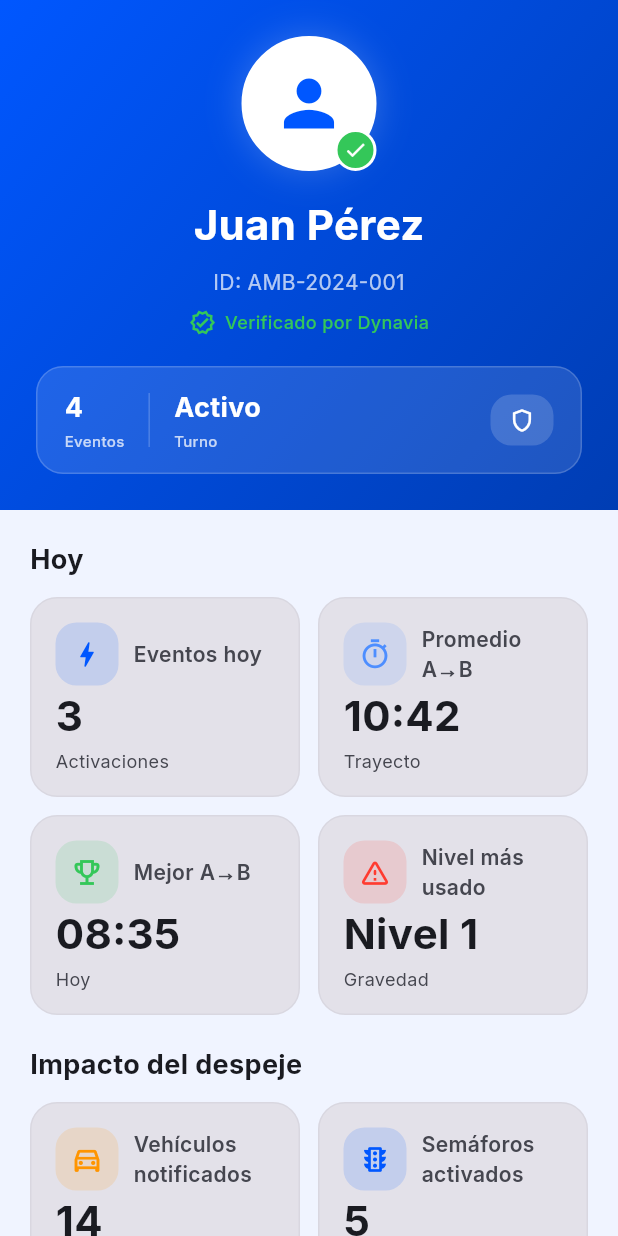
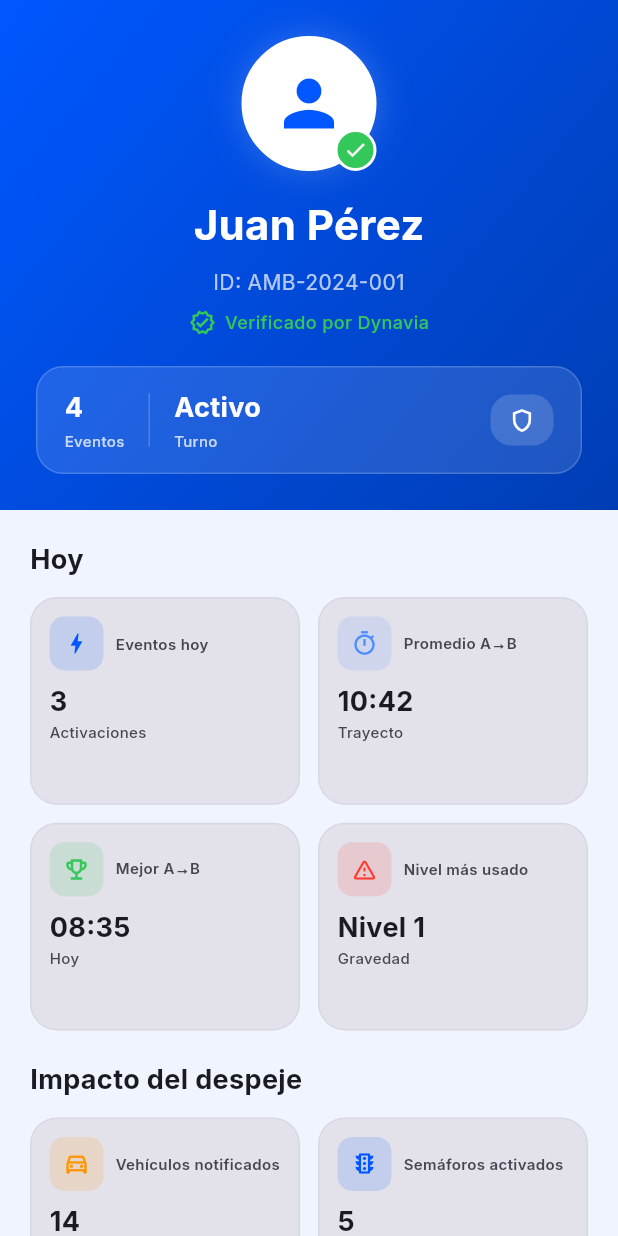
Before and after one commit to lauu2801r-dotcom/Dynavia-Frontend, a Flutter app: the DriverProfileScreen screen opened directly, on a phone screen of 412 x 824 dp. Run offline on Flutter 3.47's test engine with Material 3 defaults, Android fonts, the light colour scheme and no system bars; our stand-ins replace fl_chart, geolocator, google_fonts; network calls fail.

Commit message:
feed: actualización de las ips para que se pueda conectar desde el celu

```diff
--- a/lib/features/emergency/activate_emergency_screen.dart
+++ b/lib/features/emergency/activate_emergency_screen.dart
@@ -21,7 +21,7 @@ class _ActivateEmergencyScreenState extends State<ActivateEmergencyScreen>
   String? _eventId;
   String? _errorMessage;
 
-  static const String _baseUrl = 'http://10.0.2.2:3001';
+  static const String _baseUrl = 'http://186.146.84.78:3001';
 
   late AnimationController _stepController;
   late Animation<Offset> _slideAnimation;
--- a/lib/features/emergency/civilian_home_screen.dart
+++ b/lib/features/emergency/civilian_home_screen.dart
@@ -15,7 +15,7 @@ class CivilianHomeScreen extends StatefulWidget {
 
 class _CivilianHomeScreenState extends State<CivilianHomeScreen>
     with SingleTickerProviderStateMixin {
-  static const String _baseMetrics = 'http://10.0.2.2:3004';
+  static const String _baseMetrics = 'http://186.146.84.78:3004';
 
   bool _hasEmergencyNearby = false;
   int _emergencyLevel = 1;
--- a/lib/features/emergency/event_summary_screen.dart
+++ b/lib/features/emergency/event_summary_screen.dart
@@ -27,7 +27,7 @@ class _EventSummaryScreenState extends State<EventSummaryScreen>
     late Animation<double> _headerAnimation;
     late Animation<double> _metricsAnimation;
 
-    static const String _baseMetrics = 'http://10.0.2.2:3004';
+    static const String _baseMetrics = 'http://186.146.84.78:3004';
 
     // Datos reales del evento
     int _vehiclesNotified = 0;
--- a/lib/features/metrics/shift_metrics_screen.dart
+++ b/lib/features/metrics/shift_metrics_screen.dart
@@ -14,7 +14,7 @@ class ShiftMetricsScreen extends StatefulWidget {
 
 class _ShiftMetricsScreenState extends State<ShiftMetricsScreen>
     with SingleTickerProviderStateMixin {
-  static const String _baseMetrics = 'http://10.0.2.2:3004';
+  static const String _baseMetrics = 'http://186.146.84.78:3004';
 
   late AnimationController _controller;
   late Animation<double> _animation;
--- a/lib/features/profile/driver_profile_screen.dart
+++ b/lib/features/profile/driver_profile_screen.dart
@@ -202,6 +202,7 @@ class DriverProfileScreen extends StatelessWidget {
   }
 
   Widget _buildProfileContent(BuildContext context) {
+    final scheme = Theme.of(context).colorScheme;
     return Padding(
       padding: const EdgeInsets.all(20),
       child: Column(
@@ -323,7 +324,7 @@ class DriverProfileScreen extends StatelessWidget {
             crossAxisCount: 2,
             mainAxisSpacing: 12,
             crossAxisSpacing: 12,
-            childAspectRatio: 1.35,
+            childAspectRatio: 1.3,
             children: [
               _MetricTile(
                 title: 'Eventos hoy',
@@ -364,7 +365,7 @@ class DriverProfileScreen extends StatelessWidget {
             crossAxisCount: 2,
             mainAxisSpacing: 12,
             crossAxisSpacing: 12,
-            childAspectRatio: 1.6,
+            childAspectRatio: 1.3,
             children: [
               _MetricTile(
                 title: 'Vehículos notificados',
@@ -400,28 +401,24 @@ class DriverProfileScreen extends StatelessWidget {
           _buildSectionTitle(context, 'Calidad del sistema'),
           const SizedBox(height: 10),
           Wrap(
-            spacing: 10,
-            runSpacing: 10,
+            spacing: 12,
+            runSpacing: 12,
             children: [
-              _StatusChip(
-                label: 'GPS $gpsRate',
-                icon: Icons.gps_fixed_rounded,
-                color: AppColors.emergency3,
+              SizedBox(
+                width: (MediaQuery.of(context).size.width - 52) / 2,
+                child: _MetricTile(title: 'Eventos hoy', value: '$eventsToday', subtitle: 'Activaciones', icon: Icons.bolt_rounded, color: AppColors.primary),
               ),
-              _StatusChip(
-                label: 'Latencia $avgLatency',
-                icon: Icons.network_check_rounded,
-                color: AppColors.primary,
+              SizedBox(
+                width: (MediaQuery.of(context).size.width - 52) / 2,
+                child: _MetricTile(title: 'Promedio A→B', value: avgAB, subtitle: 'Trayecto', icon: Icons.timer_outlined, color: AppColors.primaryLight),
               ),
-              _StatusChip(
-                label: 'Turno activo',
-                icon: Icons.check_circle_outline,
-                color: AppColors.emergency3,
+              SizedBox(
+                width: (MediaQuery.of(context).size.width - 52) / 2,
+                child: _MetricTile(title: 'Mejor A→B', value: bestAB, subtitle: 'Hoy', icon: Icons.emoji_events_outlined, color: AppColors.emergency3),
               ),
-              _StatusChip(
-                label: 'Zonas: Usaquén y Barrios Unidos',
-                icon: Icons.location_on_outlined,
-                color: AppColors.emergency2,
+              SizedBox(
+                width: (MediaQuery.of(context).size.width - 52) / 2,
+                child: _MetricTile(title: 'Nivel más usado', value: 'Nivel $mostUsedLevel', subtitle: 'Gravedad', icon: Icons.warning_amber_rounded, color: AppColors.getEmergencyColor(mostUsedLevel)),
               ),
             ],
           ),
@@ -708,7 +705,7 @@ class _MetricTile extends StatelessWidget {
       container: true,
       label: '$title: $value',
       child: Container(
-        padding: const EdgeInsets.all(16),
+        padding: const EdgeInsets.all(12),
         decoration: BoxDecoration(
           color: scheme.surfaceContainerHighest,
           borderRadius: BorderRadius.circular(18),
@@ -716,23 +713,24 @@ class _MetricTile extends StatelessWidget {
         ),
         child: Column(
           crossAxisAlignment: CrossAxisAlignment.start,
+          mainAxisSize: MainAxisSize.min,
           children: [
             Row(
               children: [
                 Container(
-                  width: 42,
-                  height: 42,
+                  width: 36,
+                  height: 36,
                   decoration: BoxDecoration(
                     color: color.withOpacity(0.14),
-                    borderRadius: BorderRadius.circular(14),
+                    borderRadius: BorderRadius.circular(10),
                   ),
-                  child: Icon(icon, color: color, size: 22),
+                  child: Icon(icon, color: color, size: 18),
                 ),
-                const SizedBox(width: 10),
+                const SizedBox(width: 8),
                 Expanded(
                   child: Text(
                     title,
-                    style: AppTypography.labelLarge.copyWith(
+                    style: AppTypography.labelSmall.copyWith(
                       color: scheme.onSurfaceVariant,
                       fontWeight: FontWeight.w600,
                     ),
@@ -742,18 +740,17 @@ class _MetricTile extends StatelessWidget {
                 ),
               ],
             ),
-            const Spacer(),
+            const SizedBox(height: 8),
             Text(
               value,
-              style: AppTypography.titleLarge.copyWith(
+              style: AppTypography.subtitleLarge.copyWith(
                 color: scheme.onSurface,
                 fontWeight: FontWeight.bold,
               ),
             ),
-            const SizedBox(height: 2),
             Text(
               subtitle,
-              style: AppTypography.bodySmall.copyWith(
+              style: AppTypography.labelSmall.copyWith(
                 color: scheme.onSurfaceVariant,
               ),
               maxLines: 1,
@@ -904,11 +901,7 @@ class _LastEventCard extends StatelessWidget {
                     child: Row(
                       mainAxisSize: MainAxisSize.min,
                       children: [
-                        Icon(
-                          Icons.warning_rounded,
-                          color: levelColor,
-                          size: 18,
-                        ),
+                        Icon(Icons.warning_rounded, color: levelColor, size: 18),
                         const SizedBox(width: 6),
                         Text(
                           'Nivel $level',
@@ -921,10 +914,7 @@ class _LastEventCard extends StatelessWidget {
                     ),
                   ),
                   const Spacer(),
-                  Icon(
-                    Icons.chevron_right_rounded,
-                    color: scheme.onSurfaceVariant,
-                  ),
+                  Icon(Icons.chevron_right_rounded, color: scheme.onSurfaceVariant),
                 ],
               ),
               const SizedBox(height: 14),
@@ -945,23 +935,11 @@ class _LastEventCard extends StatelessWidget {
               const SizedBox(height: 14),
               Row(
                 children: [
-                  _MiniPill(
-                    icon: Icons.timer_outlined,
-                    text: duration,
-                    color: AppColors.primary,
-                  ),
+                  _MiniPill(icon: Icons.timer_outlined, text: duration, color: AppColors.primary),
                   const SizedBox(width: 8),
-                  _MiniPill(
-                    icon: Icons.directions_car_outlined,
-                    text: '$vehicles vehículos',
-                    color: AppColors.emergency2,
-                  ),
+                  _MiniPill(icon: Icons.directions_car_outlined, text: '$vehicles vehículos', color: AppColors.emergency2),
                   const SizedBox(width: 8),
-                  _MiniPill(
-                    icon: Icons.traffic_outlined,
-                    text: '$trafficLights semáf.',
-                    color: AppColors.primaryDark,
-                  ),
+                  _MiniPill(icon: Icons.traffic_outlined, text: '$trafficLights semáf.', color: AppColors.primaryDark),
                 ],
               ),
             ],
```
Also changed, not shown: lib/features/history/events_history_screen.dart (+36 -18 lines), lib/features/map/active_route_map_screen.dart (+4 -4 lines), lib/core/widgets/metric_card.dart (line endings or trailing spaces).
